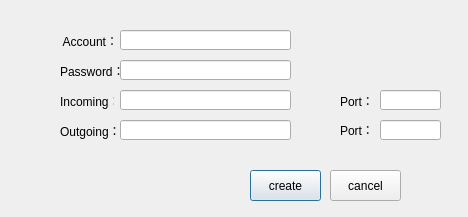
The window that creataccount.ui (cygnaw/MailBox) describes before a commit, drawn with Qt 5.
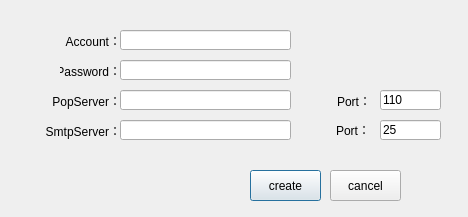
The same window after the commit. Icons and pictures are not drawn.

```diff
--- a/creataccount.ui
+++ b/creataccount.ui
@@ -25,6 +25,9 @@
    <property name="text">
     <string> Account：</string>
    </property>
+   <property name="alignment">
+    <set>Qt::AlignRight|Qt::AlignTrailing|Qt::AlignVCenter</set>
+   </property>
    <property name="buddy">
     <cstring>Account</cstring>
    </property>
@@ -65,14 +68,17 @@
   <widget class="QLabel" name="label_6">
    <property name="geometry">
     <rect>
-     <x>60</x>
+     <x>50</x>
      <y>90</y>
-     <width>54</width>
+     <width>71</width>
      <height>21</height>
     </rect>
    </property>
    <property name="text">
-    <string>Incoming：</string>
+    <string>PopServer：</string>
+   </property>
+   <property name="alignment">
+    <set>Qt::AlignRight|Qt::AlignTrailing|Qt::AlignVCenter</set>
    </property>
    <property name="buddy">
     <cstring>Inport</cstring>
@@ -81,7 +87,7 @@
   <widget class="QLabel" name="label_5">
    <property name="geometry">
     <rect>
-     <x>30</x>
+     <x>20</x>
      <y>90</y>
      <width>21</width>
      <height>21</height>
@@ -109,6 +115,12 @@
      <height>20</height>
     </rect>
    </property>
+   <property name="inputMask">
+    <string/>
+   </property>
+   <property name="text">
+    <string>25</string>
+   </property>
   </widget>
   <widget class="QLabel" name="label_10">
    <property name="geometry">
@@ -141,11 +153,14 @@
    <property name="text">
     <string>Password：</string>
    </property>
+   <property name="alignment">
+    <set>Qt::AlignRight|Qt::AlignTrailing|Qt::AlignVCenter</set>
+   </property>
   </widget>
   <widget class="QLabel" name="label">
    <property name="geometry">
     <rect>
-     <x>30</x>
+     <x>20</x>
      <y>30</y>
      <width>21</width>
      <height>21</height>
@@ -164,14 +179,17 @@
   <widget class="QLabel" name="label_8">
    <property name="geometry">
     <rect>
-     <x>60</x>
+     <x>40</x>
      <y>120</y>
-     <width>61</width>
+     <width>81</width>
      <height>21</height>
     </rect>
    </property>
    <property name="text">
-    <string>Outgoing：</string>
+    <string>SmtpServer：</string>
+   </property>
+   <property name="alignment">
+    <set>Qt::AlignRight|Qt::AlignTrailing|Qt::AlignVCenter</set>
    </property>
   </widget>
   <widget class="QLabel" name="label_9">
@@ -202,6 +220,12 @@
      <height>20</height>
     </rect>
    </property>
+   <property name="inputMask">
+    <string/>
+   </property>
+   <property name="text">
+    <string>110</string>
+   </property>
   </widget>
   <widget class="QLineEdit" name="Outgoing">
    <property name="geometry">
@@ -216,7 +240,7 @@
   <widget class="QLabel" name="label_3">
    <property name="geometry">
     <rect>
-     <x>30</x>
+     <x>20</x>
      <y>60</y>
      <width>21</width>
      <height>21</height>
@@ -235,7 +259,7 @@
   <widget class="QLabel" name="label_7">
    <property name="geometry">
     <rect>
-     <x>30</x>
+     <x>20</x>
      <y>120</y>
      <width>21</width>
      <height>21</height>
@@ -254,15 +278,18 @@
   <widget class="QLabel" name="label_12">
    <property name="geometry">
     <rect>
-     <x>340</x>
+     <x>330</x>
      <y>90</y>
-     <width>31</width>
+     <width>41</width>
      <height>21</height>
     </rect>
    </property>
    <property name="text">
     <string>Port：</string>
    </property>
+   <property name="alignment">
+    <set>Qt::AlignRight|Qt::AlignTrailing|Qt::AlignVCenter</set>
+   </property>
   </widget>
   <widget class="QPushButton" name="createButton">
    <property name="geometry">
@@ -288,15 +315,18 @@
   <widget class="QLabel" name="label_11">
    <property name="geometry">
     <rect>
-     <x>340</x>
+     <x>329</x>
      <y>120</y>
-     <width>30</width>
+     <width>41</width>
      <height>20</height>
     </rect>
    </property>
    <property name="text">
     <string>Port：</string>
    </property>
+   <property name="alignment">
+    <set>Qt::AlignRight|Qt::AlignTrailing|Qt::AlignVCenter</set>
+   </property>
    <property name="buddy">
     <cstring>Password</cstring>
    </property>
```
Left out of the diff: 10 changed lines with no effect on the pictures.
